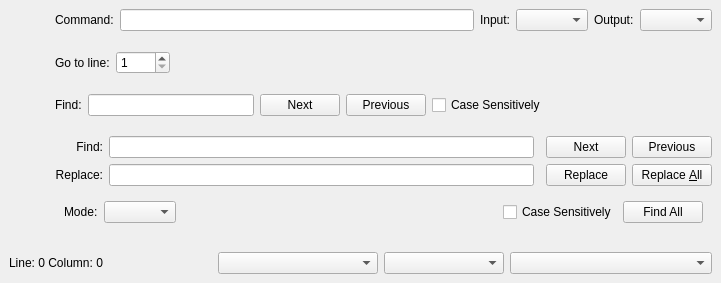
Above: resources/ui/editorstatus.ui from prymatex/prymatex before the change. Below: the same form after it.
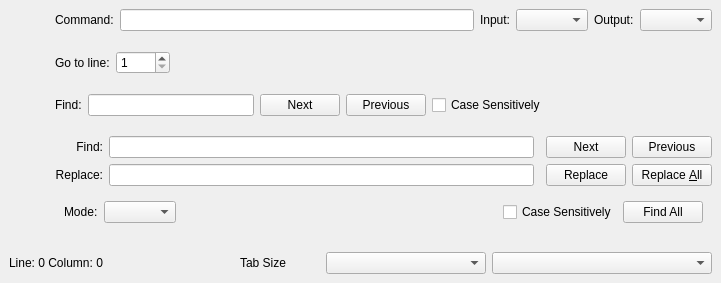
That is the form after the change. Icons and pictures are not drawn.

Commit message: tab stop, hard and soft, action menu

```diff
--- a/resources/ui/editorstatus.ui
+++ b/resources/ui/editorstatus.ui
@@ -348,6 +348,19 @@
         </property>
        </widget>
       </item>
+      <item>
+       <widget class="QLabel" name="labelTabSize">
+        <property name="maximumSize">
+         <size>
+          <width>80</width>
+          <height>16777215</height>
+         </size>
+        </property>
+        <property name="text">
+         <string>Tab Size</string>
+        </property>
+       </widget>
+      </item>
       <item>
        <widget class="QComboBox" name="comboBoxSyntaxes">
         <property name="maximumSize">
@@ -359,18 +372,15 @@
        </widget>
       </item>
       <item>
-       <widget class="QComboBox" name="comboBoxTabSize">
+       <widget class="QComboBox" name="comboBoxSymbols">
         <property name="maximumSize">
          <size>
-          <width>120</width>
+          <width>220</width>
           <height>16777215</height>
          </size>
         </property>
        </widget>
       </item>
-      <item>
-       <widget class="QComboBox" name="comboBoxSymbols"/>
-      </item>
      </layout>
     </widget>
    </item>
```
The commit also changes 6 other files.
